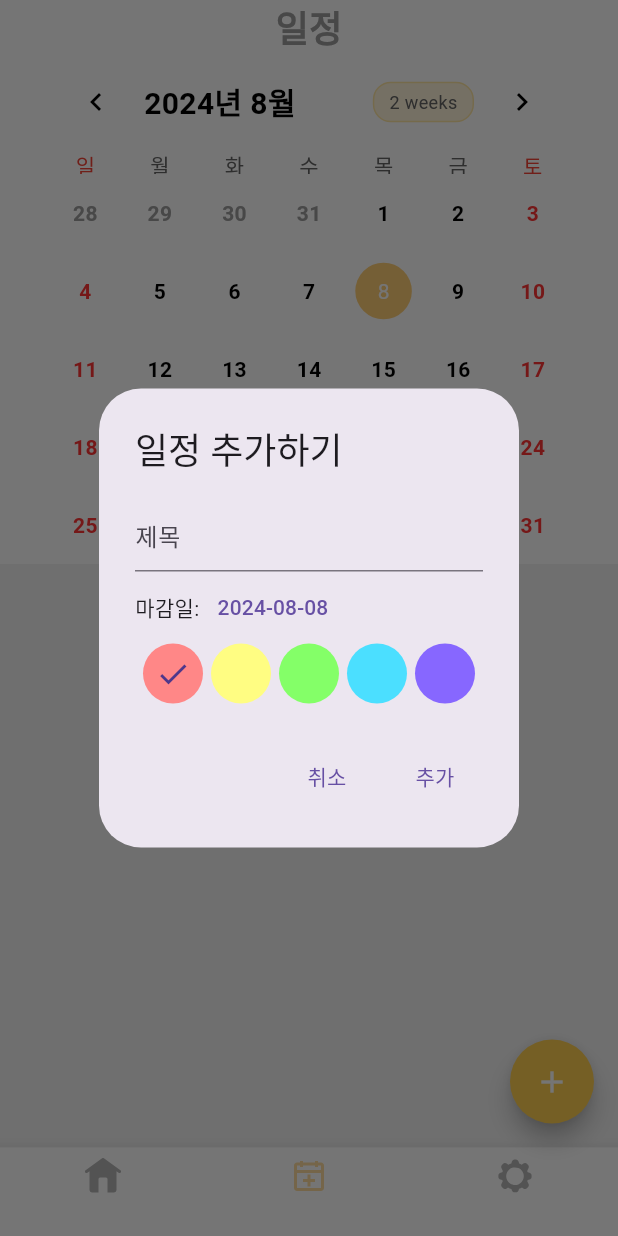
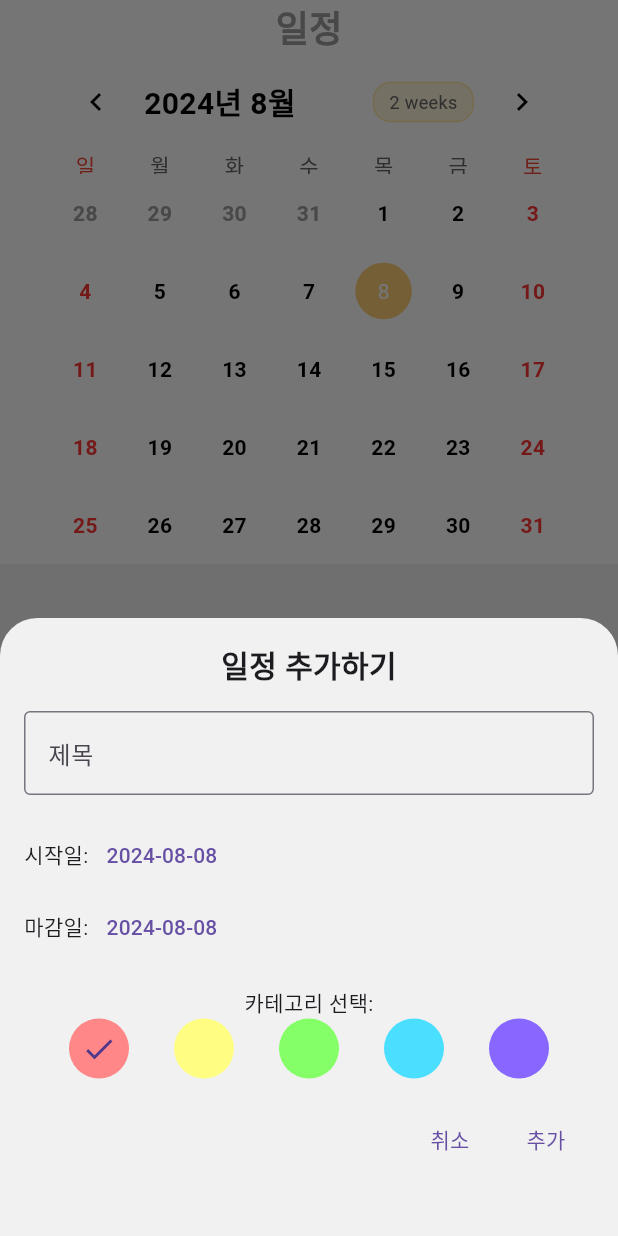
Before and after one commit to alstjr6211/to_do_list, a Flutter app: the screen it shows after launch, item 2 of the bottom bar chosen, after a tap on the "add" icon, on a phone screen of 412 x 824 dp. Run offline on Flutter 3.47's test engine with Material 3 defaults, Android fonts, the phone set to English and light mode, and no system bars; drawn by our look-alikes of table_calendar; our stand-ins replace flutter_local_notifications, flutter_svg, fluttertoast, hive, hive_flutter, permission_handler and 1 more; accounts and stored records are empty; Roboto replaces fonts that are missing (NanumBarunpen).

Commit message:
change bottomsheet

```diff
--- a/lib/api/notification.dart
+++ b/lib/api/notification.dart
@@ -80,6 +80,9 @@ class FlutterLocalNotification {
       android: androidNotificationDetails,
     );
 
+    //디버깅 로그(예약 확인용)
+    print('Scheduling notification for $scheduledTime');
+
     await flutterLocalNotificationPlugin.zonedSchedule(
       id,
       title,
--- a/lib/application_version.dart
+++ b/lib/application_version.dart
@@ -1 +1 @@
-String application_version = '0.2.0';
+String application_version = '0.4.0';
--- a/lib/constant/color.dart
+++ b/lib/constant/color.dart
@@ -21,7 +21,7 @@ const boxDecorationColor = Color(0xffffe5c9);
 const calendarMarkerColor = Color(0xffffea92);
 
 //bottomBarItem
-const selectedItemColor = Color(0xffffdd9f);
+const selectedItemColor = Color(0xfff5c421);
 const unselectedItemColor = Color(0xffb4b4b4);
 
 
@@ -32,11 +32,13 @@ const thirdCategoryColor = Color(0xff84ff68);
 const fourthCategoryColor = Color(0xff4bdfff);
 const fivethCategoryColor = Color(0xff8767ff);
 
-const purple100 = Color(0xfffff4db);
-const purple200 = Color(0xfffff0cc);
-const purple300 = Color(0xffffe7a4);
-const purple400 = Color(0xffffde89);
-const purple500 = Color(0xffffda6c);
-const purple600 = Color(0xffffcf51);
-const purple700 = Color(0xffffc42e);
-const purple800 = Color(0xffffbe14);
+const main100 = Color(0xfffff4db);
+const main200 = Color(0xfffff0cc);
+const main300 = Color(0xffffe7a4);
+const main400 = Color(0xffffde89);
+const main500 = Color(0xffffda6c);
+const main600 = Color(0xffffcf51);
+const main700 = Color(0xffffc42e);
+const main800 = Color(0xffffbe14);
+
+const maindark = Color(0xffd7ac02);
--- a/lib/constant/widget/calendarPageCard.dart
+++ b/lib/constant/widget/calendarPageCard.dart
@@ -30,7 +30,7 @@ class CalendarPageCard extends StatelessWidget {
             },
             fillColor: WidgetStateProperty.resolveWith((states) {
               if (states.contains(WidgetState.selected)) {
-                return purple400;
+                return main400;
               }
               return null;
             }),
@@ -47,7 +47,7 @@ class CalendarPageCard extends StatelessWidget {
               decoration: task.isCompleted ? TextDecoration.lineThrough : TextDecoration.none,
               fontFamily: "NanumBarunpen",
               fontWeight: FontWeight.bold,
-              color: checkColor(task.colorCategory),
+              color: black,
             ),
           ),
           subtitle: Text(
--- a/lib/constant/widget/calendarStyle.dart
+++ b/lib/constant/widget/calendarStyle.dart
@@ -63,9 +63,9 @@ HeaderStyle headerStyle() {
     formatButtonShowsNext: true,
     formatButtonTextStyle: textStyleNormal().copyWith(color: darkGrey, fontSize: 12),
     formatButtonDecoration: const BoxDecoration(
-      border: Border.fromBorderSide(BorderSide(color: purple300)),
+      border: Border.fromBorderSide(BorderSide(color: main300)),
       borderRadius: BorderRadius.all(Radius.circular(12.0)),
-      color: purple100,
+      color: main100,
     ),
     formatButtonPadding:
     const EdgeInsets.symmetric(horizontal: 10.0, vertical: 4.0),
--- a/lib/constant/widget/homePageCard.dart
+++ b/lib/constant/widget/homePageCard.dart
@@ -22,7 +22,7 @@ class HomePageCard extends StatelessWidget {
       child: Container(
         margin: const EdgeInsets.symmetric(horizontal: 10, vertical: 4),
         decoration: BoxDecoration(
-          borderRadius: BorderRadius.circular(16),
+          borderRadius: BorderRadius.circular(8),
           color: white,
         ),
         child:  ListTile(
@@ -33,7 +33,7 @@ class HomePageCard extends StatelessWidget {
             },
             fillColor: WidgetStateProperty.resolveWith((states) {
               if (states.contains(WidgetState.selected)) {
-                return purple400;
+                return main400;
               }
               return null;
             }),
@@ -50,7 +50,7 @@ class HomePageCard extends StatelessWidget {
               decoration: task.isCompleted ? TextDecoration.lineThrough : TextDecoration.none,
               fontFamily: "NanumBarunpen",
               fontWeight: FontWeight.bold,
-              color: checkColor(task.colorCategory),
+              color: black,
             ),
           ),
           subtitle: Text(
--- a/lib/main.dart
+++ b/lib/main.dart
@@ -16,11 +16,9 @@ import 'data/task_item.dart';
 import 'api/notification.dart';
 
 void main() async {
-
+  WidgetsFlutterBinding.ensureInitialized();
   await initializeDateFormatting();
 
-
-  WidgetsFlutterBinding.ensureInitialized();
   await Hive.initFlutter();
   Hive.registerAdapter(TaskItemAdapter());
   await Hive.openBox<TaskItem>(HiveHelper.boxName);
--- /dev/null
+++ b/lib/modify.dart
@@ -0,0 +1,4 @@
+//TODO add stt
+//TODO alarm time
+
+//TODO`
--- a/lib/screens/calendar_screen.dart
+++ b/lib/screens/calendar_screen.dart
@@ -74,11 +74,22 @@ class _CalendarScreenState extends State<CalendarScreen> {
 
   void _scheduleTaskNotifications(TaskItem task) {
     if (!task.isCompleted && task.deadLine.isAfter(DateTime.now())) {
+
+      final scheduledNotificationDateTime = DateTime(
+        task.deadLine.year,
+        task.deadLine.month,
+        task.deadLine.day,
+        19,
+      );
+
+      print("Notification scheduled for task '${task.taskTitle}' at $scheduledNotificationDateTime");
+
+
       FlutterLocalNotification.scheduleNotification(
         task.key as int,
         'Task Reminder',
         'Today is the deadline for your task: ${task.taskTitle}',
-        DateTime(task.deadLine.year, task.deadLine.month, task.deadLine.day, 19, 0),
+        scheduledNotificationDateTime,
       );
     }
   }
@@ -148,7 +159,7 @@ class _CalendarScreenState extends State<CalendarScreen> {
                             margin: const EdgeInsets.symmetric(horizontal: 1),
                             decoration: BoxDecoration(
                               shape: BoxShape.circle,
-                              color: purple400,
+                              color: main400,
                             ),
                           ),
                         );
@@ -190,10 +201,10 @@ class _CalendarScreenState extends State<CalendarScreen> {
           bottomNavigationBar: ToDoListBottomBar(selectedPageIndex: 1),
           floatingActionButton: FloatingActionButton(
             onPressed: () {
-              _showAddTaskDialog(context);
+              _showAddTaskBottomSheet(context);
             },
             foregroundColor: white,
-            backgroundColor: purple600,
+            backgroundColor: main600,
             shape: CircleBorder(),
             child: const Icon(Icons.add),
           ),
@@ -202,10 +213,12 @@ class _CalendarScreenState extends State<CalendarScreen> {
     );
   }
 
-  void _showAddTaskDialog(BuildContext context) {
+  void _showAddTaskBottomSheet(BuildContext context) {
     String _title = '';
-    DateTime _deadlineDate = DateTime.now();
+    DateTime _startDate = _selectedDate;
+    DateTime _deadlineDate = _selectedDate;
     int _selectedColor = 0;
+    final TextEditingController _titleController = TextEditingController();
 
     Widget selectedIcon(int i) {
       if (_selectedColor == i) {
@@ -215,24 +228,71 @@ class _CalendarScreenState extends State<CalendarScreen> {
       }
     }
 
-    showDialog(
+    showModalBottomSheet(
       context: context,
+      isScrollControlled: true,
+      backgroundColor: backgroundContainerColor,
+      shape: RoundedRectangleBorder(
+        borderRadius: BorderRadius.vertical(top: Radius.circular(25.0)),
+      ),
       builder: (context) {
+        return DraggableScrollableSheet(
+          expand: false,
+          initialChildSize: 0.5,
+          minChildSize: 0.5,
+          maxChildSize: 0.9,
+          builder: (BuildContext context, ScrollController scrollController) {
             return StatefulBuilder(
               builder: (context, setState) {
-            return AlertDialog(
-              title: Text('일정 추가하기'),
-              content: SingleChildScrollView(
-                child: Padding(
-                  padding: EdgeInsets.only(bottom: MediaQuery.of(context).viewInsets.bottom),
+                return Padding(
+                  padding: EdgeInsets.only(
+                    bottom: MediaQuery.of(context).viewInsets.bottom,
+                    left: 16.0,
+                    right: 16.0,
+                    top: 16.0,
+                  ),
+                  child: SingleChildScrollView(
+                    controller: scrollController,
                     child: Column(
                       mainAxisSize: MainAxisSize.min,
                       children: [
+                        Text(
+                          '일정 추가하기',
+                          style: TextStyle(fontSize: 20.0, fontWeight: FontWeight.bold),
+                        ),
+                        SizedBox(height: 16),
                         TextField(
+                          controller: _titleController,
                           onChanged: (value) {
                             _title = value;
                           },
-                        decoration: InputDecoration(hintText: '제목'),
+                          decoration: InputDecoration(
+                            hintText: '제목',
+                            labelText: '제목',
+                            border: OutlineInputBorder(),
+                          ),
+                        ),
+                        SizedBox(height: 16),
+                        Row(
+                          children: [
+                            Text('시작일:'),
+                            TextButton(
+                              onPressed: () async {
+                                DateTime? pickedDate = await showDatePicker(
+                                  context: context,
+                                  initialDate: _startDate,
+                                  firstDate: DateTime.now(),
+                                  lastDate: DateTime(2100),
+                                );
+                                if (pickedDate != null) {
+                                  setState(() {
+                                    _startDate = pickedDate;
+                                  });
+                                }
+                              },
+                              child: Text('${_startDate.toLocal()}'.split(' ')[0]),
+                            ),
+                          ],
                         ),
                         Row(
                           children: [
@@ -255,6 +315,8 @@ class _CalendarScreenState extends State<CalendarScreen> {
                             ),
                           ],
                         ),
+                        SizedBox(height: 16),
+                        Text('카테고리 선택:'),
                         Row(
                           mainAxisAlignment: MainAxisAlignment.spaceEvenly,
                           children: [
@@ -315,11 +377,10 @@ class _CalendarScreenState extends State<CalendarScreen> {
                             ),
                           ],
                         ),
-                    ],
-                  ),
-                ),
-              ),
-              actions: [
+                        SizedBox(height: 16),
+                        Row(
+                          mainAxisAlignment: MainAxisAlignment.end,
+                          children: [
                             TextButton(
                               onPressed: () {
                                 Navigator.of(context).pop();
@@ -328,10 +389,34 @@ class _CalendarScreenState extends State<CalendarScreen> {
                             ),
                             TextButton(
                               onPressed: () async {
+                                if (_title.isEmpty) {
+                                  Fluttertoast.showToast(
+                                    msg: '제목을 입력하세요.',
+                                    toastLength: Toast.LENGTH_SHORT,
+                                    gravity: ToastGravity.BOTTOM,
+                                    backgroundColor: Colors.grey,
+                                    textColor: Colors.white,
+                                    fontSize: 16.0,
+                                  );
+                                  return;
+                                }
+
+                                if (_startDate.isAfter(_deadlineDate)) {
+                                  Fluttertoast.showToast(
+                                    msg: '시작일은 마감일보다 늦을 수 없습니다!',
+                                    toastLength: Toast.LENGTH_SHORT,
+                                    gravity: ToastGravity.BOTTOM,
+                                    backgroundColor: Colors.grey,
+                                    textColor: Colors.white,
+                                    fontSize: 16.0,
+                                  );
+                                  return;
+                                }
+
                                 final newTask = TaskItem(
                                   null,
                                   _title,
-                      DateTime.now(),
+                                  _startDate,
                                   _deadlineDate,
                                   _selectedColor,
                                 );
@@ -356,12 +441,19 @@ class _CalendarScreenState extends State<CalendarScreen> {
                               child: Text('추가'),
                             ),
                           ],
+                        ),
+                      ],
+                    ),
+                  ),
+                );
+              },
             );
           },
         );
       },
     );
   }
+
 }
 //TODO modify _showdialog : error, UI, selected days
 
--- a/lib/screens/home_screen.dart
+++ b/lib/screens/home_screen.dart
@@ -91,7 +91,7 @@ class _HomeScreenState extends State<HomeScreen> {
                           height: 40,
                           padding: EdgeInsets.symmetric(horizontal: 8),
                           decoration: BoxDecoration(
-                            color: purple100,
+                            color: main100,
                             borderRadius: BorderRadius.circular(12),
                           ),
                           child: DropdownButtonHideUnderline(
@@ -111,7 +111,7 @@ class _HomeScreenState extends State<HomeScreen> {
                                         value == 'To Do'
                                             ? Icons.list_alt
                                             : Icons.check_circle_outline,
-                                        color: purple800,
+                                        color: main800,
                                       ),
                                       SizedBox(width: 8.0),
                                       Text(value),
@@ -121,10 +121,10 @@ class _HomeScreenState extends State<HomeScreen> {
                               }).toList(),
                               icon : Icon(
                                 Icons.menu,
-                                color: purple800,
+                                color: main800,
                               ),
-                              style: textStyleBold().copyWith(color: purple800),
-                              dropdownColor: purple100,
+                              style: textStyleBold().copyWith(color: main800),
+                              dropdownColor: main100,
                               borderRadius: BorderRadius.circular(8),
                             ),
                           ),
--- a/lib/screens/settings_screen.dart
+++ b/lib/screens/settings_screen.dart
@@ -153,3 +153,5 @@ class _SettingsScreenState extends State<SettingsScreen> {
 
 
 //TODO modify notification error
+
+//TODO make darkMode change
```
Lines whose indentation alone changed are shown as unchanged.
